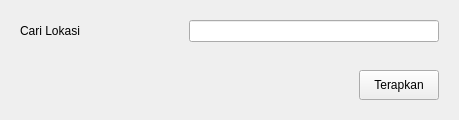
The window that ui/geocoding.ui (nyanyaon/GeoKKP-GIS) describes before a commit, drawn with Qt 5.
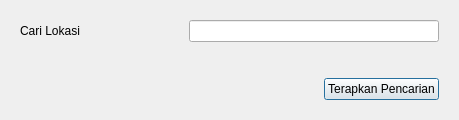
The same window after the commit. Custom widgets are drawn as their Qt base class.

Commit message: Indonesian Geocoding

What changed in the file:
```diff
--- a/ui/geocoding.ui
+++ b/ui/geocoding.ui
@@ -98,15 +98,15 @@
            </spacer>
           </item>
           <item>
-           <widget class="QToolButton" name="terapkan_lokasi">
-            <property name="minimumSize">
-             <size>
-              <width>80</width>
-              <height>30</height>
-             </size>
+           <widget class="QPushButton" name="terapkan_lokasi">
+            <property name="sizePolicy">
+             <sizepolicy hsizetype="Minimum" vsizetype="Preferred">
+              <horstretch>0</horstretch>
+              <verstretch>0</verstretch>
+             </sizepolicy>
             </property>
             <property name="text">
-             <string>Terapkan</string>
+             <string>Terapkan Pencarian</string>
             </property>
            </widget>
           </item>
```
Left out of the diff: 2 changed lines with no effect on the pictures. The commit also changes 5 other files.
